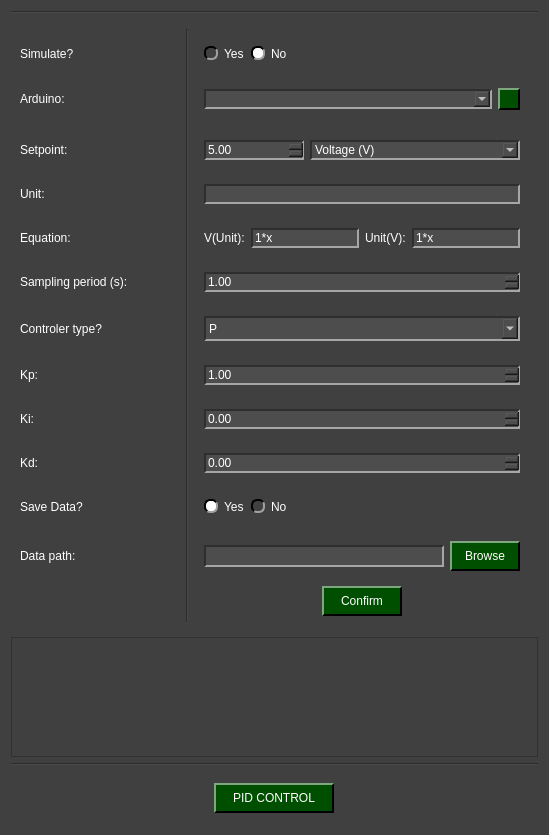
The window that pydaq/uis/PyDAQ_pid_control_arduino_widget.ui (CayoRw/pydaq) describes before a commit, drawn with Qt 5.
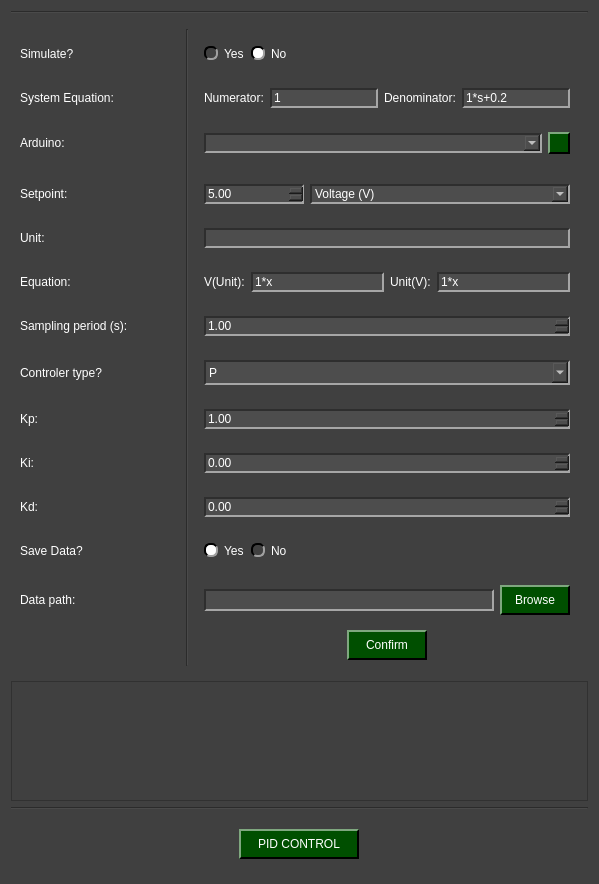
The same window after the commit. Icons and pictures are not drawn.

```diff
--- a/pydaq/uis/PyDAQ_pid_control_arduino_widget.ui
+++ b/pydaq/uis/PyDAQ_pid_control_arduino_widget.ui
@@ -6,8 +6,8 @@
    <rect>
     <x>0</x>
     <y>0</y>
-    <width>549</width>
-    <height>835</height>
+    <width>599</width>
+    <height>884</height>
    </rect>
   </property>
   <property name="windowTitle">
@@ -359,145 +359,21 @@
    <item row="2" column="0">
     <widget class="QWidget" name="widget_top" native="true">
      <layout class="QGridLayout" name="gridLayout_2">
-      <item row="4" column="3">
-       <widget class="QWidget" name="widget_setpoint" native="true">
-        <layout class="QHBoxLayout" name="horizontalLayout_3">
-         <item>
-          <widget class="QDoubleSpinBox" name="doubleSpinBox_setpoint">
-           <property name="minimumSize">
-            <size>
-             <width>100</width>
-             <height>0</height>
-            </size>
-           </property>
-           <property name="maximumSize">
-            <size>
-             <width>100</width>
-             <height>16777215</height>
-            </size>
-           </property>
-           <property name="maximum">
-            <double>9999999.000000000000000</double>
-           </property>
-           <property name="singleStep">
-            <double>0.100000000000000</double>
-           </property>
-           <property name="value">
-            <double>5.000000000000000</double>
-           </property>
-          </widget>
-         </item>
-         <item>
-          <widget class="QComboBox" name="comboBox_setpoint">
-           <property name="minimumSize">
-            <size>
-             <width>190</width>
-             <height>0</height>
-            </size>
-           </property>
-           <property name="maximumSize">
-            <size>
-             <width>9000000</width>
-             <height>16777215</height>
-            </size>
-           </property>
-           <item>
-            <property name="text">
-             <string>Voltage (V)</string>
-            </property>
-           </item>
-           <item>
-            <property name="text">
-             <string>Temperature (C°)</string>
-            </property>
-           </item>
-           <item>
-            <property name="text">
-             <string>Other</string>
-            </property>
-           </item>
-          </widget>
-         </item>
-        </layout>
+      <item row="1" column="0">
+       <widget class="QLabel" name="label_simulate">
+        <property name="text">
+         <string>Simulate?</string>
+        </property>
        </widget>
       </item>
-      <item row="6" column="3">
-       <widget class="QWidget" name="widget_equation" native="true">
-        <layout class="QHBoxLayout" name="horizontalLayout_9">
-         <item>
-          <widget class="QLabel" name="label_vunit">
-           <property name="text">
-            <string>V(Unit):</string>
-           </property>
-          </widget>
-         </item>
-         <item>
-          <widget class="QLineEdit" name="lineEdit_equationvu">
-           <property name="text">
-            <string>1*x</string>
-           </property>
-          </widget>
-         </item>
-         <item>
-          <widget class="QLabel" name="label_unitv">
-           <property name="text">
-            <string>Unit(V):</string>
-           </property>
-          </widget>
-         </item>
-         <item>
-          <widget class="QLineEdit" name="lineEdit_equationuv">
-           <property name="text">
-            <string>1*x</string>
-           </property>
-          </widget>
-         </item>
-        </layout>
+      <item row="14" column="0">
+       <widget class="QLabel" name="label_path">
+        <property name="text">
+         <string>Data path:</string>
+        </property>
        </widget>
       </item>
-      <item row="12" column="3">
-       <widget class="QWidget" name="widget_save" native="true">
-        <layout class="QHBoxLayout" name="horizontalLayout_12">
-         <item>
-          <widget class="QRadioButton" name="yes_save_radio">
-           <property name="text">
-            <string>Yes</string>
-           </property>
-           <property name="checked">
-            <bool>true</bool>
-           </property>
-           <attribute name="buttonGroup">
-            <string notr="true">save_radio_group</string>
-           </attribute>
-          </widget>
-         </item>
-         <item>
-          <widget class="QRadioButton" name="no_save_radio">
-           <property name="text">
-            <string>No</string>
-           </property>
-           <attribute name="buttonGroup">
-            <string notr="true">save_radio_group</string>
-           </attribute>
-          </widget>
-         </item>
-         <item>
-          <spacer name="horizontalSpacer">
-           <property name="orientation">
-            <enum>Qt::Orientation::Horizontal</enum>
-           </property>
-           <property name="sizeHint" stdset="0">
-            <size>
-             <width>40</width>
-             <height>20</height>
-            </size>
-           </property>
-          </spacer>
-         </item>
-        </layout>
-       </widget>
-      </item>
-      <item row="7" column="3">
+      <item row="8" column="3">
        <widget class="QWidget" name="widget_period" native="true">
         <layout class="QHBoxLayout" name="horizontalLayout_8">
          <item>
@@ -516,20 +392,7 @@
         </layout>
        </widget>
       </item>
-      <item row="11" column="0">
-       <widget class="QLabel" name="label_kd">
-        <property name="minimumSize">
-         <size>
-          <width>0</width>
-          <height>30</height>
-         </size>
-        </property>
-        <property name="text">
-         <string>Kd:</string>
-        </property>
-       </widget>
-      </item>
-      <item row="2" column="0">
+      <item row="3" column="0">
        <widget class="QLabel" name="label_arduino">
         <property name="minimumSize">
          <size>
@@ -548,76 +411,7 @@
         </property>
        </widget>
       </item>
-      <item row="9" column="0">
-       <widget class="QLabel" name="label_kp">
-        <property name="minimumSize">
-         <size>
-          <width>0</width>
-          <height>30</height>
-         </size>
-        </property>
-        <property name="text">
-         <string>Kp:</string>
-        </property>
-       </widget>
-      </item>
-      <item row="6" column="1">
-       <widget class="QLabel" name="label_i_equation">
-        <property name="maximumSize">
-         <size>
-          <width>24</width>
-          <height>16777215</height>
-         </size>
-        </property>
-        <property name="toolTip">
-         <string>&lt;html&gt;&lt;head/&gt;&lt;body&gt;&lt;p&gt;&lt;span style=&quot; font-size:14pt;&quot;&gt;The equation should be written in the for: Ax²+Bx+C&lt;/span&gt;&lt;/p&gt;&lt;/body&gt;&lt;/html&gt;</string>
-        </property>
-        <property name="text">
-         <string>&lt;!DOCTYPE HTML PUBLIC &quot;-//W3C//DTD HTML 4.0//EN&quot; &quot;http://www.w3.org/TR/REC-html40/strict.dtd&quot;&gt;
-&lt;html&gt;&lt;head&gt;&lt;meta name=&quot;qrichtext&quot; content=&quot;1&quot; /&gt;&lt;meta charset=&quot;utf-8&quot; /&gt;&lt;style type=&quot;text/css&quot;&gt;
-p, li { white-space: pre-wrap; }
-hr { height: 1px; border-width: 0; }
-li.unchecked::marker { content: &quot;\2610&quot;; }
-li.checked::marker { content: &quot;\2612&quot;; }
-&lt;/style&gt;&lt;/head&gt;&lt;body style=&quot; font-family:'Helvetica'; font-size:12pt; font-weight:400; font-style:normal;&quot;&gt;
-&lt;p style=&quot; margin-top:12px; margin-bottom:12px; margin-left:0px; margin-right:0px; -qt-block-indent:0; text-indent:0px;&quot;&gt;&lt;img src=&quot;:/imgs/imgs/inform.png&quot; /&gt;&lt;/p&gt;&lt;/body&gt;&lt;/html&gt;</string>
-        </property>
-       </widget>
-      </item>
-      <item row="13" column="0">
-       <widget class="QLabel" name="label_path">
-        <property name="text">
-         <string>Data path:</string>
-        </property>
-       </widget>
-      </item>
-      <item row="4" column="0">
-       <widget class="QLabel" name="label_setpoint">
-        <property name="minimumSize">
-         <size>
-          <width>0</width>
-          <height>30</height>
-         </size>
-        </property>
-        <property name="text">
-         <string>Setpoint:</string>
-        </property>
-       </widget>
-      </item>
-      <item row="10" column="0">
-       <widget class="QLabel" name="label_ki">
-        <property name="minimumSize">
-         <size>
-          <width>0</width>
-          <height>30</height>
-         </size>
-        </property>
-        <property name="text">
-         <string>Ki:</string>
-        </property>
-       </widget>
-      </item>
-      <item row="9" column="3">
+      <item row="10" column="3">
        <widget class="QWidget" name="widget_kp" native="true">
         <layout class="QHBoxLayout" name="horizontalLayout_6">
          <item>
@@ -633,26 +427,58 @@
         </layout>
        </widget>
       </item>
-      <item row="5" column="3" alignment="Qt::AlignmentFlag::AlignVCenter">
-       <widget class="QWidget" name="widget_unit" native="true">
-        <layout class="QHBoxLayout" name="horizontalLayout">
-         <item>
-          <widget class="QLineEdit" name="lineEdit_unit"/>
-         </item>
-        </layout>
-       </widget>
-      </item>
-      <item row="8" column="1">
-       <widget class="QLabel" name="label_i_type">
+      <item row="7" column="0">
+       <widget class="QLabel" name="label_equation">
+        <property name="minimumSize">
+         <size>
+          <width>0</width>
+          <height>30</height>
+         </size>
+        </property>
         <property name="toolTip">
-         <string>&lt;html&gt;&lt;head/&gt;&lt;body&gt;&lt;p&gt;&lt;img src=&quot;:/imgs/imgs/PID_Flow.png&quot;/&gt;&lt;/p&gt;&lt;/body&gt;&lt;/html&gt;</string>
+         <string>&lt;html&gt;&lt;head/&gt;&lt;body&gt;&lt;p&gt;&lt;span style=&quot; font-size:14pt;&quot;&gt;The equation should be written in the for: Ax²+Bx+C&lt;/span&gt;&lt;/p&gt;&lt;/body&gt;&lt;/html&gt;</string>
         </property>
+        <property name="styleSheet">
+         <string notr="true">QLabel::toolTip {
+    font: 12pt &quot;Helvetica&quot;;
+    text-align: center;
+    color: white;  /* Cor do texto */
+    background-color: rgb(64, 64, 64);  /* Cor de fundo */
+}
+</string>
+        </property>
         <property name="text">
-         <string>&lt;html&gt;&lt;head/&gt;&lt;body&gt;&lt;p&gt;&lt;img src=&quot;:/imgs/imgs/inform.png&quot;/&gt;&lt;/p&gt;&lt;/body&gt;&lt;/html&gt;</string>
+         <string>&lt;html&gt;&lt;head/&gt;&lt;body&gt;&lt;p&gt;Equation: &lt;/p&gt;&lt;/body&gt;&lt;/html&gt;</string>
         </property>
        </widget>
       </item>
-      <item row="2" column="3">
+      <item row="11" column="0">
+       <widget class="QLabel" name="label_ki">
+        <property name="minimumSize">
+         <size>
+          <width>0</width>
+          <height>30</height>
+         </size>
+        </property>
+        <property name="text">
+         <string>Ki:</string>
+        </property>
+       </widget>
+      </item>
+      <item row="12" column="0">
+       <widget class="QLabel" name="label_kd">
+        <property name="minimumSize">
+         <size>
+          <width>0</width>
+          <height>30</height>
+         </size>
+        </property>
+        <property name="text">
+         <string>Kd:</string>
+        </property>
+       </widget>
+      </item>
+      <item row="3" column="3">
        <widget class="QWidget" name="widget_arduino" native="true">
         <layout class="QHBoxLayout" name="horizontalLayout_2">
          <item>
@@ -693,20 +519,110 @@
         </layout>
        </widget>
       </item>
-      <item row="7" column="0">
-       <widget class="QLabel" name="label_periody">
+      <item row="11" column="3">
+       <widget class="QWidget" name="widget_ki" native="true">
+        <layout class="QHBoxLayout" name="horizontalLayout_4">
+         <item>
+          <widget class="QDoubleSpinBox" name="doubleSpinBox_ki">
+           <property name="singleStep">
+            <double>0.100000000000000</double>
+           </property>
+          </widget>
+         </item>
+        </layout>
+       </widget>
+      </item>
+      <item row="1" column="3">
+       <widget class="QWidget" name="widget_simulate" native="true">
+        <layout class="QHBoxLayout" name="horizontalLayout_11">
+         <item>
+          <widget class="QRadioButton" name="yes_simulate_radio">
+           <property name="text">
+            <string>Yes</string>
+           </property>
+           <attribute name="buttonGroup">
+            <string notr="true">simulate_radio_group</string>
+           </attribute>
+          </widget>
+         </item>
+         <item>
+          <widget class="QRadioButton" name="no_simulate_radio">
+           <property name="text">
+            <string>No</string>
+           </property>
+           <property name="checked">
+            <bool>true</bool>
+           </property>
+           <attribute name="buttonGroup">
+            <string notr="true">simulate_radio_group</string>
+           </attribute>
+          </widget>
+         </item>
+         <item>
+          <spacer name="horizontalSpacer_2">
+           <property name="orientation">
+            <enum>Qt::Orientation::Horizontal</enum>
+           </property>
+           <property name="sizeHint" stdset="0">
+            <size>
+             <width>40</width>
+             <height>20</height>
+            </size>
+           </property>
+          </spacer>
+         </item>
+        </layout>
+       </widget>
+      </item>
+      <item row="9" column="3">
+       <widget class="QWidget" name="widget_type" native="true">
         <property name="minimumSize">
          <size>
-          <width>0</width>
-          <height>30</height>
+          <width>100</width>
+          <height>0</height>
          </size>
         </property>
-        <property name="text">
-         <string>Sampling period (s):</string>
-        </property>
+        <layout class="QHBoxLayout" name="horizontalLayout_7">
+         <item>
+          <widget class="QComboBox" name="comboBox_type">
+           <property name="minimumSize">
+            <size>
+             <width>0</width>
+             <height>25</height>
+            </size>
+           </property>
+           <property name="maximumSize">
+            <size>
+             <width>9000000</width>
+             <height>16777215</height>
+            </size>
+           </property>
+           <item>
+            <property name="text">
+             <string>P</string>
+            </property>
+           </item>
+           <item>
+            <property name="text">
+             <string>PI</string>
+            </property>
+           </item>
+           <item>
+            <property name="text">
+             <string>PD</string>
+            </property>
+           </item>
+           <item>
+            <property name="text">
+             <string>PID</string>
+            </property>
+           </item>
+          </widget>
+         </item>
+        </layout>
        </widget>
       </item>
-      <item row="8" column="0">
+      <item row="9" column="0">
        <widget class="QLabel" name="label_type">
         <property name="minimumSize">
          <size>
@@ -722,20 +638,73 @@
         </property>
        </widget>
       </item>
-      <item row="11" column="3" alignment="Qt::AlignmentFlag::AlignVCenter">
-       <widget class="QWidget" name="widget_kd" native="true">
-        <layout class="QHBoxLayout" name="horizontalLayout_5">
+      <item row="0" column="2" rowspan="17">
+       <widget class="Line" name="line">
+        <property name="minimumSize">
+         <size>
+          <width>0</width>
+          <height>0</height>
+         </size>
+        </property>
+        <property name="orientation">
+         <enum>Qt::Orientation::Vertical</enum>
+        </property>
+       </widget>
+      </item>
+      <item row="7" column="3">
+       <widget class="QWidget" name="widget_equation" native="true">
+        <layout class="QHBoxLayout" name="horizontalLayout_9">
          <item>
-          <widget class="QDoubleSpinBox" name="doubleSpinBox_kd">
-           <property name="singleStep">
-            <double>0.100000000000000</double>
+          <widget class="QLabel" name="label_vunit">
+           <property name="text">
+            <string>V(Unit):</string>
+           </property>
+          </widget>
+         </item>
+         <item>
+          <widget class="QLineEdit" name="lineEdit_equationvu">
+           <property name="text">
+            <string>1*x</string>
+           </property>
+          </widget>
+         </item>
+         <item>
+          <widget class="QLabel" name="label_unitv">
+           <property name="text">
+            <string>Unit(V):</string>
+           </property>
+          </widget>
+         </item>
+         <item>
+          <widget class="QLineEdit" name="lineEdit_equationuv">
+           <property name="text">
+            <string>1*x</string>
            </property>
           </widget>
          </item>
         </layout>
        </widget>
       </item>
-      <item row="13" column="3" alignment="Qt::AlignmentFlag::AlignVCenter">
+      <item row="15" column="3" alignment="Qt::AlignmentFlag::AlignHCenter">
+       <widget class="QPushButton" name="pushButton_confirm">
+        <property name="minimumSize">
+         <size>
+          <width>80</width>
+          <height>30</height>
+         </size>
+        </property>
+        <property name="maximumSize">
+         <size>
+          <width>100</width>
+          <height>16777215</height>
+         </size>
+        </property>
+        <property name="text">
+         <string>Confirm</string>
+        </property>
+       </widget>
+      </item>
+      <item row="14" column="3" alignment="Qt::AlignmentFlag::AlignVCenter">
        <widget class="QWidget" name="widget_path" native="true">
         <layout class="QHBoxLayout" name="horizontalLayout_10">
          <item>
@@ -764,27 +733,138 @@
         </layout>
        </widget>
       </item>
-      <item row="0" column="2" rowspan="16">
-       <widget class="Line" name="line">
+      <item row="5" column="0">
+       <widget class="QLabel" name="label_setpoint">
         <property name="minimumSize">
          <size>
           <width>0</width>
-          <height>0</height>
+          <height>30</height>
          </size>
         </property>
-        <property name="orientation">
-         <enum>Qt::Orientation::Vertical</enum>
+        <property name="text">
+         <string>Setpoint:</string>
         </property>
        </widget>
       </item>
-      <item row="12" column="0">
+      <item row="9" column="1">
+       <widget class="QLabel" name="label_i_type">
+        <property name="toolTip">
+         <string>&lt;html&gt;&lt;head/&gt;&lt;body&gt;&lt;p&gt;&lt;img src=&quot;:/imgs/imgs/PID_Flow.png&quot;/&gt;&lt;/p&gt;&lt;/body&gt;&lt;/html&gt;</string>
+        </property>
+        <property name="text">
+         <string>&lt;html&gt;&lt;head/&gt;&lt;body&gt;&lt;p&gt;&lt;img src=&quot;:/imgs/imgs/inform.png&quot;/&gt;&lt;/p&gt;&lt;/body&gt;&lt;/html&gt;</string>
+        </property>
+       </widget>
+      </item>
+      <item row="8" column="0">
+       <widget class="QLabel" name="label_periody">
+        <property name="minimumSize">
+         <size>
+          <width>0</width>
+          <height>30</height>
+         </size>
+        </property>
+        <property name="text">
+         <string>Sampling period (s):</string>
+        </property>
+       </widget>
+      </item>
+      <item row="5" column="3">
+       <widget class="QWidget" name="widget_setpoint" native="true">
+        <layout class="QHBoxLayout" name="horizontalLayout_3">
+         <item>
+          <widget class="QDoubleSpinBox" name="doubleSpinBox_setpoint">
+           <property name="minimumSize">
+            <size>
+             <width>100</width>
+             <height>0</height>
+            </size>
+           </property>
+           <property name="maximumSize">
+            <size>
+             <width>100</width>
+             <height>16777215</height>
+            </size>
+           </property>
+           <property name="maximum">
+            <double>9999999.000000000000000</double>
+           </property>
+           <property name="singleStep">
+            <double>0.100000000000000</double>
+           </property>
+           <property name="value">
+            <double>5.000000000000000</double>
+           </property>
+          </widget>
+         </item>
+         <item>
+          <widget class="QComboBox" name="comboBox_setpoint">
+           <property name="minimumSize">
+            <size>
+             <width>190</width>
+             <height>0</height>
+            </size>
+           </property>
+           <property name="maximumSize">
+            <size>
+             <width>9000000</width>
+             <height>16777215</height>
+            </size>
+           </property>
+           <item>
+            <property name="text">
+             <string>Voltage (V)</string>
+            </property>
+           </item>
+           <item>
+            <property name="text">
+             <string>Temperature (C°)</string>
+            </property>
+           </item>
+           <item>
+            <property name="text">
+             <string>Other</string>
+            </property>
+           </item>
+          </widget>
+         </item>
+        </layout>
+       </widget>
+      </item>
+      <item row="13" column="0">
        <widget class="QLabel" name="label_save">
         <property name="text">
          <string>Save Data?</string>
         </property>
        </widget>
       </item>
-      <item row="5" column="0">
+      <item row="10" column="0">
+       <widget class="QLabel" name="label_kp">
+        <property name="minimumSize">
+         <size>
+          <width>0</width>
+          <height>30</height>
+         </size>
+        </property>
+        <property name="text">
+         <string>Kp:</string>
+        </property>
+       </widget>
+      </item>
+      <item row="12" column="3" alignment="Qt::AlignmentFlag::AlignVCenter">
+       <widget class="QWidget" name="widget_kd" native="true">
+        <layout class="QHBoxLayout" name="horizontalLayout_5">
+         <item>
+          <widget class="QDoubleSpinBox" name="doubleSpinBox_kd">
+           <property name="singleStep">
+            <double>0.100000000000000</double>
+           </property>
+          </widget>
+         </item>
+        </layout>
+       </widget>
+      </item>
+      <item row="6" column="0">
        <widget class="QLabel" name="label_unit">
         <property name="minimumSize">
          <size>
@@ -797,146 +877,34 @@
         </property>
        </widget>
       </item>
-      <item row="10" column="3">
-       <widget class="QWidget" name="widget_ki" native="true">
-        <layout class="QHBoxLayout" name="horizontalLayout_4">
+      <item row="13" column="3">
+       <widget class="QWidget" name="widget_save" native="true">
+        <layout class="QHBoxLayout" name="horizontalLayout_12">
          <item>
-          <widget class="QDoubleSpinBox" name="doubleSpinBox_ki">
-           <property name="singleStep">
-            <double>0.100000000000000</double>
-           </property>
-          </widget>
-         </item>
-        </layout>
-       </widget>
-      </item>
-      <item row="6" column="0">
-       <widget class="QLabel" name="label_equation">
-        <property name="minimumSize">
-         <size>
-          <width>0</width>
-          <height>30</height>
-         </size>
-        </property>
-        <property name="toolTip">
-         <string>&lt;html&gt;&lt;head/&gt;&lt;body&gt;&lt;p&gt;&lt;span style=&quot; font-size:14pt;&quot;&gt;The equation should be written in the for: Ax²+Bx+C&lt;/span&gt;&lt;/p&gt;&lt;/body&gt;&lt;/html&gt;</string>
-        </property>
-        <property name="styleSheet">
-         <string notr="true">QLabel::toolTip {
-    font: 12pt &quot;Helvetica&quot;;
-    text-align: center;
-    color: white;  /* Cor do texto */
-    background-color: rgb(64, 64, 64);  /* Cor de fundo */
-}
-</string>
-        </property>
-        <property name="text">
-         <string>&lt;html&gt;&lt;head/&gt;&lt;body&gt;&lt;p&gt;Equation: &lt;/p&gt;&lt;/body&gt;&lt;/html&gt;</string>
-        </property>
-       </widget>
-      </item>
-      <item row="14" column="3" alignment="Qt::AlignmentFlag::AlignHCenter">
-       <widget class="QPushButton" name="pushButton_confirm">
-        <property name="minimumSize">
-         <size>
-          <width>80</width>
-          <height>30</height>
-         </size>
-        </property>
-        <property name="maximumSize">
-         <size>
-          <width>100</width>
-          <height>16777215</height>
-         </size>
-        </property>
-        <property name="text">
-         <string>Confirm</string>
-        </property>
-       </widget>
-      </item>
-      <item row="8" column="3">
-       <widget class="QWidget" name="widget_type" native="true">
-        <property name="minimumSize">
-         <size>
-          <width>100</width>
-          <height>0</height>
-         </size>
-        </property>
-        <layout class="QHBoxLayout" name="horizontalLayout_7">
-         <item>
-          <widget class="QComboBox" name="comboBox_type">
-           <property name="minimumSize">
-            <size>
-             <width>0</width>
-             <height>25</height>
-            </size>
-           </property>
-           <property name="maximumSize">
-            <size>
-             <width>9000000</width>
-             <height>16777215</height>
-            </size>
-           </property>
-           <item>
-            <property name="text">
-             <string>P</string>
-            </property>
-           </item>
-           <item>
-            <property name="text">
-             <string>PI</string>
-            </property>
-           </item>
-           <item>
-            <property name="text">
-             <string>PD</string>
-            </property>
-           </item>
-           <item>
-            <property name="text">
-             <string>PID</string>
-            </property>
-           </item>
-          </widget>
-         </item>
-        </layout>
-       </widget>
-      </item>
-      <item row="1" column="0">
-       <widget class="QLabel" name="label_simulate">
-        <property name="text">
-         <string>Simulate?</string>
-        </property>
-       </widget>
-      </item>
-      <item row="1" column="3">
-       <widget class="QWidget" name="widget_simulate" native="true">
-        <layout class="QHBoxLayout" name="horizontalLayout_11">
-         <item>
-          <widget class="QRadioButton" name="yes_simulate_radio">
+          <widget class="QRadioButton" name="yes_save_radio">
            <property name="text">
             <string>Yes</string>
            </property>
-           <attribute name="buttonGroup">
-            <string notr="true">simulate_radio_group</string>
-           </attribute>
-          </widget>
-         </item>
-         <item>
-          <widget class="QRadioButton" name="no_simulate_radio">
-           <property name="text">
-            <string>No</string>
-           </property>
            <property name="checked">
             <bool>true</bool>
            </property>
            <attribute name="buttonGroup">
-            <string notr="true">simulate_radio_group</string>
+            <string notr="true">save_radio_group</string>
            </attribute>
           </widget>
          </item>
          <item>
-          <spacer name="horizontalSpacer_2">
+          <widget class="QRadioButton" name="no_save_radio">
+           <property name="text">
+            <string>No</string>
+           </property>
+           <attribute name="buttonGroup">
+            <string notr="true">save_radio_group</string>
+           </attribute>
+          </widget>
+         </item>
+         <item>
+          <spacer name="horizontalSpacer">
            <property name="orientation">
             <enum>Qt::Orientation::Horizontal</enum>
            </property>
@@ -951,6 +919,89 @@
         </layout>
        </widget>
       </item>
+      <item row="6" column="3" alignment="Qt::AlignmentFlag::AlignVCenter">
+       <widget class="QWidget" name="widget_unit" native="true">
+        <layout class="QHBoxLayout" name="horizontalLayout">
+         <item>
+          <widget class="QLineEdit" name="lineEdit_unit"/>
+         </item>
+        </layout>
+       </widget>
+      </item>
+      <item row="7" column="1">
+       <widget class="QLabel" name="label_i_equation">
+        <property name="maximumSize">
+         <size>
+          <width>24</width>
+          <height>16777215</height>
+         </size>
+        </property>
+        <property name="toolTip">
+         <string>&lt;html&gt;&lt;head/&gt;&lt;body&gt;&lt;p&gt;The equation should be written as a polynomial, for example: A*x²+B*x+C&lt;/p&gt;&lt;/body&gt;&lt;/html&gt;</string>
+        </property>
+        <property name="text">
+         <string>&lt;!DOCTYPE HTML PUBLIC &quot;-//W3C//DTD HTML 4.0//EN&quot; &quot;http://www.w3.org/TR/REC-html40/strict.dtd&quot;&gt;
+&lt;html&gt;&lt;head&gt;&lt;meta name=&quot;qrichtext&quot; content=&quot;1&quot; /&gt;&lt;meta charset=&quot;utf-8&quot; /&gt;&lt;style type=&quot;text/css&quot;&gt;
+p, li { white-space: pre-wrap; }
+hr { height: 1px; border-width: 0; }
+li.unchecked::marker { content: &quot;\2610&quot;; }
+li.checked::marker { content: &quot;\2612&quot;; }
+&lt;/style&gt;&lt;/head&gt;&lt;body style=&quot; font-family:'Helvetica'; font-size:12pt; font-weight:400; font-style:normal;&quot;&gt;
+&lt;p style=&quot; margin-top:12px; margin-bottom:12px; margin-left:0px; margin-right:0px; -qt-block-indent:0; text-indent:0px;&quot;&gt;&lt;img src=&quot;:/imgs/imgs/inform.png&quot; /&gt;&lt;/p&gt;&lt;/body&gt;&lt;/html&gt;</string>
+        </property>
+       </widget>
+      </item>
+      <item row="2" column="0">
+       <widget class="QLabel" name="label_system_equation">
+        <property name="text">
+         <string>System Equation:</string>
+        </property>
+       </widget>
+      </item>
+      <item row="2" column="1">
+       <widget class="QLabel" name="label_i_polinomial">
+        <property name="toolTip">
+         <string>&lt;html&gt;&lt;head/&gt;&lt;body&gt;&lt;p&gt;&lt;span style=&quot; font-size:14pt;&quot;&gt;Transfer function of a polynomial system G(s) = N(s) / D(s), where N(s) and D(s) are polynomials in s.&lt;/span&gt;&lt;/p&gt;&lt;/body&gt;&lt;/html&gt;</string>
+        </property>
+        <property name="text">
+         <string>&lt;html&gt;&lt;head/&gt;&lt;body&gt;&lt;p&gt;&lt;img src=&quot;:/imgs/imgs/inform.png&quot;/&gt;&lt;/p&gt;&lt;/body&gt;&lt;/html&gt;</string>
+        </property>
+       </widget>
+      </item>
+      <item row="2" column="3">
+       <widget class="QWidget" name="widget_polynomial" native="true">
+        <layout class="QHBoxLayout" name="horizontalLayout_13">
+         <item>
+          <widget class="QLabel" name="label_numerator">
+           <property name="text">
+            <string>Numerator:</string>
+           </property>
+          </widget>
+         </item>
+         <item>
+          <widget class="QLineEdit" name="lineEdit_numerator">
+           <property name="text">
+            <string>1</string>
+           </property>
+          </widget>
+         </item>
+         <item>
+          <widget class="QLabel" name="label_denominator">
+           <property name="text">
+            <string>Denominator:</string>
+           </property>
+          </widget>
+         </item>
+         <item>
+          <widget class="QLineEdit" name="lineEdit_denominator">
+           <property name="text">
+            <string>1*s+0.2</string>
+           </property>
+          </widget>
+         </item>
+        </layout>
+       </widget>
+      </item>
      </layout>
     </widget>
    </item>
```
